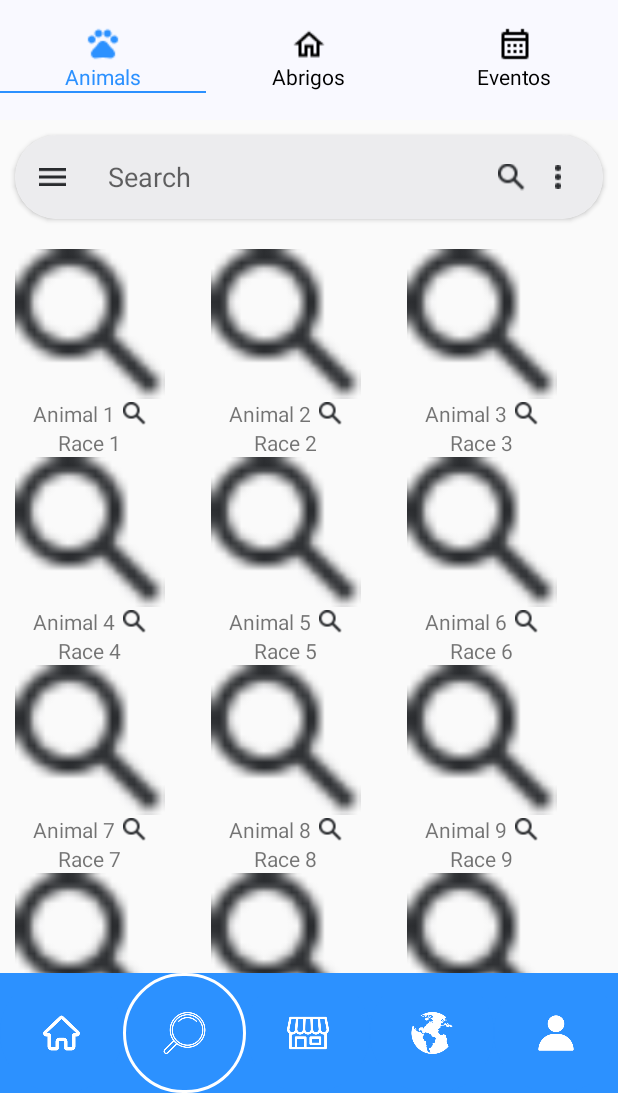
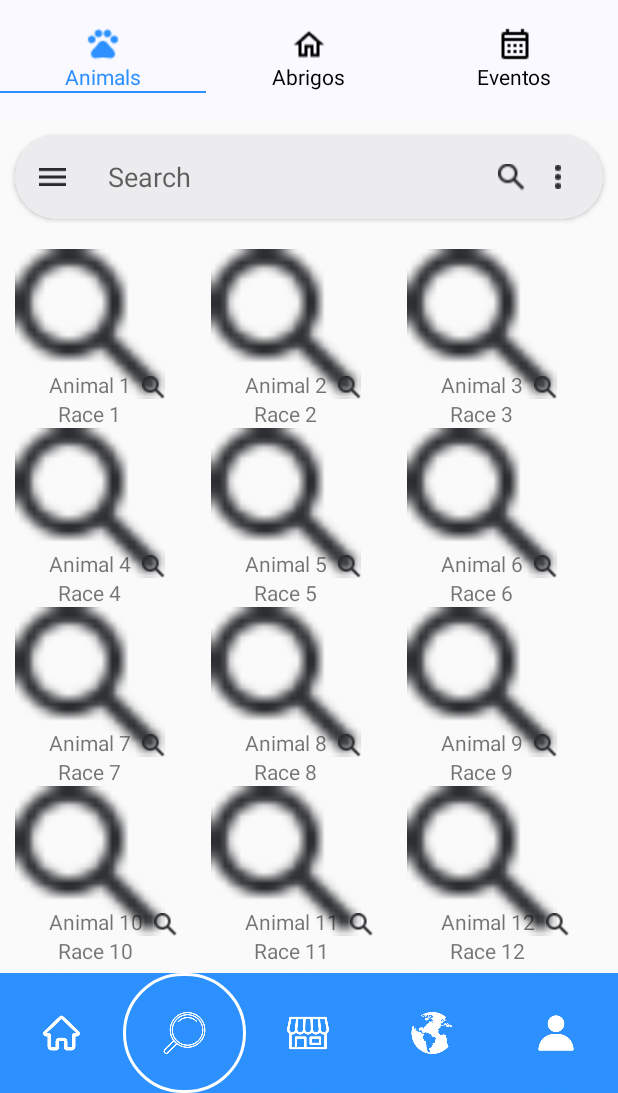
Before and after one commit to We-Pet/MobileApp, an Android app: the FooterFragment screen opened directly, with no data from a screen before it, on a phone screen of 412 x 824 dp, the part 143-1236 px from its top. Run offline under Robolectric (Android 15) with nearby library versions, the light colour scheme and no system bars.

Commit message:
Clean up code.

```diff
--- a/app/src/main/java/com/ipca/wepet/controller/AnimalAdapter.kt
+++ b/app/src/main/java/com/ipca/wepet/adapter/AnimalAdapter.kt
@@ -1,3 +1,5 @@
+package com.ipca.wepet.adapter
+
 import android.view.LayoutInflater
 import android.view.View
 import android.view.ViewGroup
--- a/app/src/main/java/com/ipca/wepet/controller/FooterFragment.kt
+++ b/app/src/main/java/com/ipca/wepet/external/FooterFragment.kt
@@ -1,4 +1,4 @@
-package com.ipca.wepet.controller
+package com.ipca.wepet.external
 
 import android.os.Bundle
 import android.view.LayoutInflater
--- a/app/src/main/java/com/ipca/wepet/controller/HeaderFragment.kt
+++ b/app/src/main/java/com/ipca/wepet/external/HeaderFragment.kt
@@ -1,4 +1,4 @@
-package com.ipca.wepet.controller
+package com.ipca.wepet.external
 
 import android.os.Bundle
 import android.view.LayoutInflater
--- a/app/src/main/java/com/ipca/wepet/controller/SearchFragment.kt
+++ b/app/src/main/java/com/ipca/wepet/external/SearchFragment.kt
@@ -1,3 +1,5 @@
+package com.ipca.wepet.external
+
 import android.os.Bundle
 import android.view.LayoutInflater
 import android.view.View
--- a/app/src/main/java/com/ipca/wepet/controller/TabsFragment.kt
+++ b/app/src/main/java/com/ipca/wepet/external/TabsFragment.kt
@@ -1,3 +1,5 @@
+package com.ipca.wepet.external
+
 import android.os.Bundle
 import android.view.LayoutInflater
 import android.view.View
--- a/app/src/main/res/layout/animal_item_list_layout.xml
+++ b/app/src/main/res/layout/animal_item_list_layout.xml
@@ -7,37 +7,34 @@
         android:id="@+id/IV_animalPhoto"
         android:layout_width="100dp"
         android:layout_height="100dp"
+        android:contentDescription="@string/image_for_animal"
         android:src="@drawable/search_search" />
 
-    <LinearLayout
-        android:id="@+id/LL_animalName"
-        android:layout_width="wrap_content"
-        android:layout_height="wrap_content"
-        android:layout_below="@+id/IV_animalPhoto"
-        android:layout_centerHorizontal="true"
-        android:orientation="horizontal">
 
     <TextView
         android:id="@+id/TV_animalName"
         android:layout_width="wrap_content"
         android:layout_height="wrap_content"
+        android:layout_alignBottom="@+id/IV_animalPhoto"
+        android:layout_centerHorizontal="true"
         android:text="@string/animals" />
 
     <ImageView
         android:id="@+id/IV_animalSex"
         android:layout_width="15dp"
         android:layout_height="15dp"
-            android:layout_gravity="center_vertical"
-            android:layout_marginStart="5dp"
+        android:layout_alignBottom="@+id/IV_animalPhoto"
+        android:layout_marginStart="30dp"
+        android:layout_marginBottom="0dp"
+        android:layout_toEndOf="@+id/TV_animalName"
+        android:contentDescription="@string/sex"
         android:src="@drawable/search_search" />
-
-    </LinearLayout>
 
     <TextView
         android:id="@+id/TV_animalRace"
         android:layout_width="wrap_content"
         android:layout_height="wrap_content"
-        android:layout_below="@+id/LL_animalName"
+        android:layout_below="@+id/TV_animalName"
         android:layout_centerHorizontal="true"
         android:text="@string/animals" />
 
--- a/app/src/main/res/layout/bottom_sheet_layout_forgot_password.xml
+++ b/app/src/main/res/layout/bottom_sheet_layout_forgot_password.xml
@@ -4,7 +4,7 @@
 
     android:layout_width="match_parent"
     android:layout_height="match_parent"
-    android:background="@drawable/dialogbg"
+    android:background="@drawable/dialog"
     android:orientation="vertical">
 
     <TextView
--- a/app/src/main/res/layout/bottom_sheet_layout_forgot_password_code.xml
+++ b/app/src/main/res/layout/bottom_sheet_layout_forgot_password_code.xml
@@ -3,7 +3,7 @@
     xmlns:tools="http://schemas.android.com/tools"
     android:layout_width="match_parent"
     android:layout_height="match_parent"
-    android:background="@drawable/dialogbg"
+    android:background="@drawable/dialog"
     android:orientation="vertical">
 
     <TextView
--- a/app/src/main/res/layout/bottom_sheet_layout_forgot_password_reset.xml
+++ b/app/src/main/res/layout/bottom_sheet_layout_forgot_password_reset.xml
@@ -4,7 +4,7 @@
 
     android:layout_width="match_parent"
     android:layout_height="match_parent"
-    android:background="@drawable/dialogbg"
+    android:background="@drawable/dialog"
     android:orientation="vertical">
 
     <TextView
--- a/app/src/main/res/layout/footer_layout.xml
+++ b/app/src/main/res/layout/footer_layout.xml
@@ -12,6 +12,7 @@
         android:layout_height="match_parent"
         android:layout_weight="1"
         android:background="@drawable/footer_state_selector"
+        android:contentDescription="@string/home_button"
         android:scaleType="fitCenter"
         android:src="@drawable/footer_home" />
 
@@ -21,6 +22,7 @@
         android:layout_height="match_parent"
         android:layout_weight="1"
         android:background="@drawable/footer_state_selector"
+        android:contentDescription="@string/search_button"
         android:scaleType="fitCenter"
         android:src="@drawable/footer_search" />
 
@@ -30,6 +32,7 @@
         android:layout_height="match_parent"
         android:layout_weight="1"
         android:background="@drawable/footer_state_selector"
+        android:contentDescription="@string/marketplace_button"
         android:scaleType="fitCenter"
         android:src="@drawable/footer_marketplace" />
 
@@ -39,6 +42,7 @@
         android:layout_height="match_parent"
         android:layout_weight="1"
         android:background="@drawable/footer_state_selector"
+        android:contentDescription="@string/social_button"
         android:scaleType="fitCenter"
         android:src="@drawable/footer_social" />
 
@@ -48,6 +52,7 @@
         android:layout_height="match_parent"
         android:layout_weight="1"
         android:background="@drawable/footer_state_selector"
+        android:contentDescription="@string/profile_button"
         android:scaleType="fitCenter"
         android:src="@drawable/footer_profile" />
 </LinearLayout>
--- a/app/src/main/res/layout/header_layout.xml
+++ b/app/src/main/res/layout/header_layout.xml
@@ -9,6 +9,7 @@
         android:layout_width="70dp"
         android:layout_height="70dp"
         android:layout_marginStart="24dp"
+        android:contentDescription="@string/logo"
         android:scaleType="fitCenter"
         android:src="@drawable/main_logo" />
 
@@ -19,6 +20,7 @@
         android:layout_centerVertical="true"
         android:layout_marginStart="10dp"
         android:layout_toEndOf="@id/IV_icon"
+        android:contentDescription="@string/name_of_app"
         android:scaleType="fitCenter"
         android:src="@drawable/header_we_pet" />
 
@@ -30,6 +32,7 @@
         android:layout_centerVertical="true"
         android:layout_marginEnd="24dp"
         android:background="@color/white"
+        android:contentDescription="@string/hamburger_button"
         android:scaleType="fitCenter"
         android:src="@drawable/header_hamburger" />
 
--- a/app/src/main/res/layout/search_layout.xml
+++ b/app/src/main/res/layout/search_layout.xml
@@ -23,6 +23,7 @@
             android:layout_gravity="center_vertical"
             android:layout_marginEnd="24dp"
             android:background="@color/light_gray"
+            android:contentDescription="@string/hamburger_button"
             android:scaleType="fitCenter"
             android:src="@drawable/search_hamburger" />
 
@@ -31,6 +32,7 @@
             android:layout_width="0dp"
             android:layout_height="56dp"
             android:layout_weight="1"
+            android:autofillHints=""
             android:gravity="center_vertical"
             android:hint="@string/search"
             android:inputType="text"
@@ -47,6 +49,7 @@
             android:layout_gravity="center_vertical"
             android:layout_marginEnd="20dp"
             android:background="@color/light_gray"
+            android:contentDescription="@string/search_button"
             android:scaleType="fitCenter"
             android:src="@drawable/search_search" />
 
@@ -57,6 +60,7 @@
             android:layout_gravity="center_vertical"
             android:layout_marginEnd="12dp"
             android:background="@color/light_gray"
+            android:contentDescription="@string/button"
             android:scaleType="fitCenter"
             android:src="@drawable/search_dots" />
 
--- a/app/src/main/res/layout/splashscreen_layout.xml
+++ b/app/src/main/res/layout/splashscreen_layout.xml
@@ -8,6 +8,7 @@
         android:id="@+id/splash_screen_imgV"
         android:layout_width="wrap_content"
         android:layout_height="wrap_content"
+        android:contentDescription="@string/logo"
         app:layout_constraintBottom_toBottomOf="parent"
         app:layout_constraintEnd_toEndOf="parent"
         app:layout_constraintStart_toStartOf="parent"
--- a/app/src/main/res/layout/tabs_layout.xml
+++ b/app/src/main/res/layout/tabs_layout.xml
@@ -4,6 +4,7 @@
     android:layout_height="80dp"
     android:layout_marginTop="15dp"
     android:background="@color/tabs_gray"
+    android:baselineAligned="false"
     android:gravity="center"
     android:orientation="horizontal">
 
@@ -13,6 +14,7 @@
         android:layout_height="match_parent"
         android:layout_weight="1"
         android:clickable="true"
+        android:focusable="true"
         android:foreground="?android:attr/selectableItemBackground"
         android:foregroundGravity="center">
 
@@ -27,6 +29,7 @@
                 android:layout_width="wrap_content"
                 android:layout_height="wrap_content"
                 android:background="@color/tabs_gray"
+                android:contentDescription="@string/tab_animals"
                 android:scaleType="fitCenter"
                 android:src="@drawable/tab_animal_icon_black" />
 
@@ -53,6 +56,7 @@
         android:layout_height="match_parent"
         android:layout_weight="1"
         android:clickable="true"
+        android:focusable="true"
         android:foreground="?android:attr/selectableItemBackground"
         android:foregroundGravity="center">
 
@@ -67,6 +71,7 @@
                 android:layout_width="wrap_content"
                 android:layout_height="wrap_content"
                 android:background="@color/tabs_gray"
+                android:contentDescription="@string/tab_for_shelter"
                 android:scaleType="fitCenter"
                 android:src="@drawable/tab_shelter_icon_black" />
 
@@ -93,6 +98,7 @@
         android:layout_height="match_parent"
         android:layout_weight="1"
         android:clickable="true"
+        android:focusable="true"
         android:foreground="?android:attr/selectableItemBackground"
         android:foregroundGravity="center">
 
@@ -107,6 +113,7 @@
                 android:layout_width="wrap_content"
                 android:layout_height="wrap_content"
                 android:background="@color/tabs_gray"
+                android:contentDescription="@string/tab_for_events"
                 android:scaleType="fitCenter"
                 android:src="@drawable/tab_events_icon_black" />
 
--- a/app/src/main/res/values/strings.xml
+++ b/app/src/main/res/values/strings.xml
@@ -27,4 +27,18 @@
     <string name="abrigos">Abrigos</string>
     <string name="eventos">Eventos</string>
     <string name="search">Search</string>
+    <string name="tab_animals">tab animals</string>
+    <string name="tab_for_shelter">tab for shelter</string>
+    <string name="tab_for_events">tab for events</string>
+    <string name="image_for_animal">image for animal</string>
+    <string name="sex">sex</string>
+    <string name="logo">logo</string>
+    <string name="name_of_app">name of app</string>
+    <string name="hamburger_button">hamburger button</string>
+    <string name="search_button">search button</string>
+    <string name="button">... button</string>
+    <string name="home_button">home button</string>
+    <string name="marketplace_button">marketplace button</string>
+    <string name="social_button">social button</string>
+    <string name="profile_button">profile button</string>
 </resources>
```
Also changed, not shown: app/src/main/java/com/ipca/wepet/controller/HomePageActivity.kt (+5 -3 lines), app/src/main/res/drawable/dialog.xml (renamed from app/src/main/res/drawable/dialogbg.xml). Lines whose indentation alone changed are shown as unchanged.
